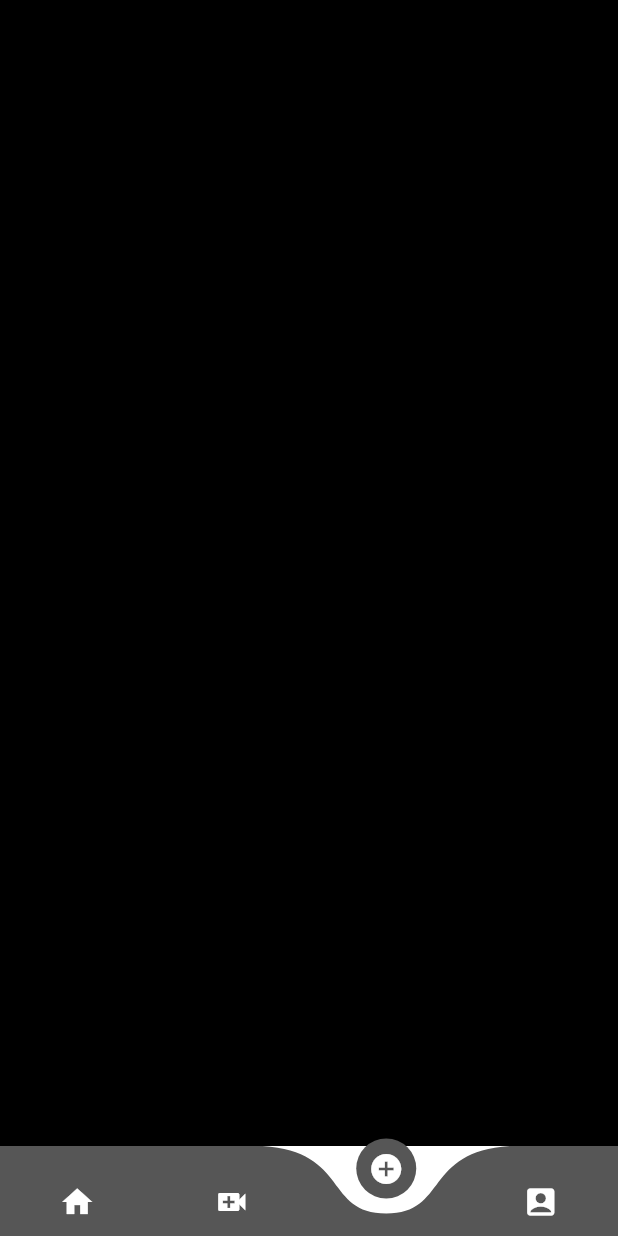
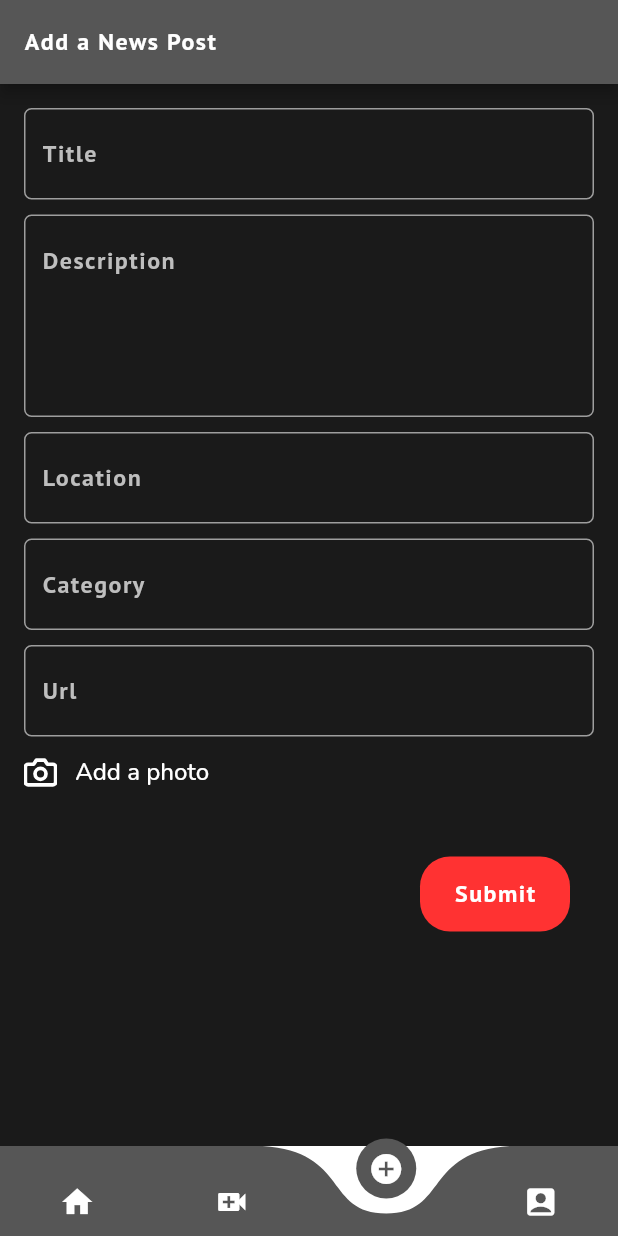
Before and after one commit to Jay4Codes/HackNiche_EnemiesOfSyntax, a Flutter app: the HomeScreen screen opened directly, item 3 of the bottom bar chosen, on a phone screen of 412 x 824 dp. Run offline on Flutter 3.47's test engine with Material 2 defaults, Android fonts, the light colour scheme and no system bars; drawn by our look-alikes of curved_navigation_bar; our stand-ins replace animated_bottom_navigation_bar, animated_splash_screen, file_picker, firebase_core, firebase_messaging, flutter_local_notifications and 8 more; missing offline and left inert: flutter_overlay_loader; accounts and stored records are empty; network calls fail.

Commit message:
Post screen added

```diff
--- a/lib/home/home_screen.dart
+++ b/lib/home/home_screen.dart
@@ -2,9 +2,12 @@ import 'package:animated_bottom_navigation_bar/animated_bottom_navigation_bar.da
 import 'package:curved_navigation_bar/curved_navigation_bar.dart';
 import 'package:flutter/material.dart';
 import 'package:google_fonts/google_fonts.dart';
+import 'package:google_maps_flutter/google_maps_flutter.dart';
 import 'package:hack_niche/home/categories.dart';
 import 'package:hack_niche/home/home_tabs.dart';
+import 'package:hack_niche/screens/post_screen.dart';
 import 'package:hack_niche/screens/videos.dart';
+import 'package:location/location.dart';
 
 class HomeScreen extends StatefulWidget {
   const HomeScreen({super.key});
@@ -15,6 +18,30 @@ class HomeScreen extends StatefulWidget {
 
 class _HomeScreenState extends State<HomeScreen> {
   int? activeIndex;
+  double? latitude;
+  double? longitude;
+  void initializeLocation() async {
+    Location _location = Location();
+    bool? _serviceEnabled;
+    PermissionStatus? _permissionGranted;
+
+    _serviceEnabled = await _location.serviceEnabled();
+    if (!_serviceEnabled) {
+      _serviceEnabled = await _location.requestService();
+    }
+
+    _permissionGranted = await _location.hasPermission();
+    if (_permissionGranted == PermissionStatus.denied) {
+      _permissionGranted = await _location.requestPermission();
+    }
+
+    LocationData _locationData = await _location.getLocation();
+    LatLng currentLatLng =
+        LatLng(_locationData.latitude!, _locationData.latitude!);
+
+    latitude = currentLatLng.latitude;
+    longitude = currentLatLng.longitude;
+  }
 
   @override
   void initState() {
@@ -28,7 +55,7 @@ class _HomeScreenState extends State<HomeScreen> {
   Widget getTab() {
     if (activeIndex == 0) return Categories();
     if (activeIndex == 1) return Videos();
-    if (activeIndex == 2) return Container();
+    if (activeIndex == 2) return PostScreen();
     if (activeIndex == 3) return Container();
 
     return Container();
--- a/lib/map_screen.dart
+++ b/lib/map_screen.dart
@@ -54,7 +54,6 @@ class _MapScreenState extends State<MapScreen> {
   void initState() {
     // TODO: implement initState
     super.initState();
-    initializeLocation();
   }
 
   @override
@@ -64,7 +63,7 @@ class _MapScreenState extends State<MapScreen> {
           child: Stack(
         children: [
           SizedBox(
-            height: MediaQuery.of(context).size.height,
+            height: MediaQuery.of(context).size.height * 0.9,
             child: GoogleMap(
                 initialCameraPosition: _kGooglePlex,
                 mapType: MapType.normal,
--- /dev/null
+++ b/lib/screens/post_screen.dart
@@ -0,0 +1,365 @@
+import 'dart:io';
+
+import 'package:file_picker/file_picker.dart';
+import 'package:flutter/material.dart';
+import 'package:flutter_svg/flutter_svg.dart';
+import 'package:google_fonts/google_fonts.dart';
+import 'package:http/http.dart' as http;
+import 'package:http_parser/http_parser.dart';
+
+class PostScreen extends StatefulWidget {
+  @override
+  _PostScreenState createState() => _PostScreenState();
+}
+
+class _PostScreenState extends State<PostScreen> {
+  final _formKey = GlobalKey<FormState>();
+  String? _description, _title, _category, _url, _location;
+
+  void onAddPhotopressed() async {
+    FilePickerResult? result = await FilePicker.platform.pickFiles(
+      type: FileType.custom,
+      allowedExtensions: ['jpg', 'png', 'jpeg'],
+    );
+    if (result == null) return;
+
+    File selectedFile = File(result.files.single.path!);
+  }
+
+  Future<int> submitSubscription(
+      {File? file, String? filename, String? token}) async {
+    ///MultiPart request
+    var request = http.MultipartRequest(
+      'POST',
+      Uri.parse("https://your api url with endpoint"),
+    );
+    Map<String, String> headers = {
+      "Authorization": "Bearer $token",
+      "Content-type": "multipart/form-data"
+    };
+    request.files.add(
+      http.MultipartFile(
+        'file',
+        file!.readAsBytes().asStream(),
+        file.lengthSync(),
+        filename: filename,
+        contentType: MediaType('image', 'jpeg'),
+      ),
+    );
+    request.headers.addAll(headers);
+    request.fields
+        .addAll({"name": "test", "email": "test@gmail.com", "id": "12345"});
+    print("request: " + request.toString());
+    var res = await request.send();
+    print("This is response:" + res.toString());
+    return res.statusCode;
+  }
+
+  @override
+  Widget build(BuildContext context) {
+    return Scaffold(
+      backgroundColor: Color(0xff1a1a1a),
+      appBar: AppBar(
+        backgroundColor: Color(0xff565656),
+        title: Text(
+          'Add a News Post',
+          style: GoogleFonts.ptSans(
+              textStyle: const TextStyle(
+                  color: Colors.white,
+                  fontSize: 16,
+                  fontWeight: FontWeight.w700,
+                  letterSpacing: 1)),
+        ),
+      ),
+      body: Padding(
+        padding: const EdgeInsets.all(16.0),
+        child: Form(
+          key: _formKey,
+          child: Column(
+            crossAxisAlignment: CrossAxisAlignment.start,
+            children: <Widget>[
+              TextFormField(
+                decoration: InputDecoration(
+                  hintText: 'Title',
+                  hintStyle: GoogleFonts.ptSans(
+                      textStyle: const TextStyle(
+                          color: Color(0xffbebebe),
+                          fontSize: 16,
+                          fontWeight: FontWeight.w700,
+                          letterSpacing: 1)),
+                  errorBorder: OutlineInputBorder(
+                    borderRadius: BorderRadius.circular(5.0),
+                    borderSide: const BorderSide(color: Colors.red),
+                  ),
+                  focusedErrorBorder: OutlineInputBorder(
+                    borderRadius: BorderRadius.circular(5.0),
+                    borderSide: const BorderSide(
+
+                        // color: formKey.currentState!.validate()
+                        //     ? R.colors.blue
+                        //     : R.colors.red),
+                        color: Colors.red),
+                  ),
+                  focusedBorder: OutlineInputBorder(
+                    borderRadius: BorderRadius.circular(5.0),
+                    borderSide: const BorderSide(
+                      color: Colors.blue,
+                    ),
+                  ),
+                  enabledBorder: OutlineInputBorder(
+                    borderSide: const BorderSide(
+                      color: Colors.grey,
+                    ),
+                    borderRadius: BorderRadius.circular(5.0),
+                  ),
+                ),
+                validator: (value) {
+                  if (value!.isEmpty) {
+                    return 'Please enter a description';
+                  }
+                  return null;
+                },
+                onSaved: (value) => _description = value!,
+              ),
+              SizedBox(
+                height: 10,
+              ),
+              TextFormField(
+                maxLines: 5,
+                decoration: InputDecoration(
+                  hintText: 'Description',
+                  hintStyle: GoogleFonts.ptSans(
+                      textStyle: const TextStyle(
+                          color: Color(0xffbebebe),
+                          fontSize: 16,
+                          fontWeight: FontWeight.w700,
+                          letterSpacing: 1)),
+                  errorBorder: OutlineInputBorder(
+                    borderRadius: BorderRadius.circular(5.0),
+                    borderSide: const BorderSide(color: Colors.red),
+                  ),
+                  focusedErrorBorder: OutlineInputBorder(
+                    borderRadius: BorderRadius.circular(5.0),
+                    borderSide: const BorderSide(
+
+                        // color: formKey.currentState!.validate()
+                        //     ? R.colors.blue
+                        //     : R.colors.red),
+                        color: Colors.red),
+                  ),
+                  focusedBorder: OutlineInputBorder(
+                    borderRadius: BorderRadius.circular(5.0),
+                    borderSide: const BorderSide(
+                      color: Colors.blue,
+                    ),
+                  ),
+                  enabledBorder: OutlineInputBorder(
+                    borderSide: const BorderSide(
+                      color: Colors.grey,
+                    ),
+                    borderRadius: BorderRadius.circular(5.0),
+                  ),
+                ),
+                validator: (value) {
+                  if (value!.isEmpty) {
+                    return 'Please enter a title';
+                  }
+                  return null;
+                },
+                onSaved: (value) => _title = value!,
+              ),
+              SizedBox(
+                height: 10,
+              ),
+              TextFormField(
+                decoration: InputDecoration(
+                  hintText: 'Location',
+                  hintStyle: GoogleFonts.ptSans(
+                      textStyle: const TextStyle(
+                          color: Color(0xffbebebe),
+                          fontSize: 16,
+                          fontWeight: FontWeight.w700,
+                          letterSpacing: 1)),
+                  errorBorder: OutlineInputBorder(
+                    borderRadius: BorderRadius.circular(5.0),
+                    borderSide: const BorderSide(color: Colors.red),
+                  ),
+                  focusedErrorBorder: OutlineInputBorder(
+                    borderRadius: BorderRadius.circular(5.0),
+                    borderSide: const BorderSide(
+
+                        // color: formKey.currentState!.validate()
+                        //     ? R.colors.blue
+                        //     : R.colors.red),
+                        color: Colors.red),
+                  ),
+                  focusedBorder: OutlineInputBorder(
+                    borderRadius: BorderRadius.circular(5.0),
+                    borderSide: const BorderSide(
+                      color: Colors.blue,
+                    ),
+                  ),
+                  enabledBorder: OutlineInputBorder(
+                    borderSide: const BorderSide(
+                      color: Colors.grey,
+                    ),
+                    borderRadius: BorderRadius.circular(5.0),
+                  ),
+                ),
+                validator: (value) {
+                  if (value!.isEmpty) {
+                    return 'Please enter a category';
+                  }
+                  return null;
+                },
+                onSaved: (value) => _category = value!,
+              ),
+              SizedBox(
+                height: 10,
+              ),
+              TextFormField(
+                decoration: InputDecoration(
+                  hintText: 'Category',
+                  hintStyle: GoogleFonts.ptSans(
+                      textStyle: const TextStyle(
+                          color: Color(0xffbebebe),
+                          fontSize: 16,
+                          fontWeight: FontWeight.w700,
+                          letterSpacing: 1)),
+                  errorBorder: OutlineInputBorder(
+                    borderRadius: BorderRadius.circular(5.0),
+                    borderSide: const BorderSide(color: Colors.red),
+                  ),
+                  focusedErrorBorder: OutlineInputBorder(
+                    borderRadius: BorderRadius.circular(5.0),
+                    borderSide: const BorderSide(
+
+                        // color: formKey.currentState!.validate()
+                        //     ? R.colors.blue
+                        //     : R.colors.red),
+                        color: Colors.red),
+                  ),
+                  focusedBorder: OutlineInputBorder(
+                    borderRadius: BorderRadius.circular(5.0),
+                    borderSide: const BorderSide(
+                      color: Colors.blue,
+                    ),
+                  ),
+                  enabledBorder: OutlineInputBorder(
+                    borderSide: const BorderSide(
+                      color: Colors.grey,
+                    ),
+                    borderRadius: BorderRadius.circular(5.0),
+                  ),
+                ),
+                validator: (value) {
+                  if (value!.isEmpty) {
+                    return 'Please enter a URL';
+                  }
+                  return null;
+                },
+                onSaved: (value) => _url = value!,
+              ),
+              SizedBox(
+                height: 10,
+              ),
+              TextFormField(
+                decoration: InputDecoration(
+                  hintText: 'Url',
+                  hintStyle: GoogleFonts.ptSans(
+                      textStyle: const TextStyle(
+                          color: Color(0xffbebebe),
+                          fontSize: 16,
+                          fontWeight: FontWeight.w700,
+                          letterSpacing: 1)),
+                  errorBorder: OutlineInputBorder(
+                    borderRadius: BorderRadius.circular(5.0),
+                    borderSide: const BorderSide(color: Colors.red),
+                  ),
+                  focusedErrorBorder: OutlineInputBorder(
+                    borderRadius: BorderRadius.circular(5.0),
+                    borderSide: const BorderSide(
+
+                        // color: formKey.currentState!.validate()
+                        //     ? R.colors.blue
+                        //     : R.colors.red),
+                        color: Colors.red),
+                  ),
+                  focusedBorder: OutlineInputBorder(
+                    borderRadius: BorderRadius.circular(5.0),
+                    borderSide: const BorderSide(
+                      color: Colors.blue,
+                    ),
+                  ),
+                  enabledBorder: OutlineInputBorder(
+                    borderSide: const BorderSide(
+                      color: Colors.grey,
+                    ),
+                    borderRadius: BorderRadius.circular(5.0),
+                  ),
+                ),
+                validator: (value) {
+                  if (value!.isEmpty) {
+                    return 'Please enter a location';
+                  }
+                  return null;
+                },
+                onSaved: (value) => _location = value!,
+              ),
+              TextButton.icon(
+                style: TextButton.styleFrom(
+                  padding: EdgeInsets.zero,
+                ),
+                onPressed: () {
+                  WidgetsBinding.instance.addPostFrameCallback((_) {});
+                  // addImages();
+                },
+                icon: SvgPicture.asset(
+                  'assets/illustrations/camera.svg',
+                  color: Colors.white,
+                  height: 22,
+                ),
+                label: const Text("\tAdd a photo",
+                    style: TextStyle(
+                      color: Colors.white,
+                      fontFamily: 'Nunito',
+                      fontSize: 16,
+                      fontWeight: FontWeight.w500,
+                    )),
+              ),
+              SizedBox(height: 16.0),
+              Row(
+                mainAxisAlignment: MainAxisAlignment.end,
+                children: [
+                  Padding(
+                    padding: const EdgeInsets.all(16.0),
+                    child: InkWell(
+                      child: Container(
+                        height: 50,
+                        width: 100,
+                        decoration: BoxDecoration(
+                            color: Color(0xffff3232),
+                            borderRadius: BorderRadius.circular(20)),
+                        child: Center(
+                          child: Text(
+                            'Submit',
+                            style: GoogleFonts.ptSans(
+                                textStyle: const TextStyle(
+                                    color: Colors.white,
+                                    fontSize: 16,
+                                    fontWeight: FontWeight.w700,
+                                    letterSpacing: 1)),
+                          ),
+                        ),
+                      ),
+                    ),
+                  ),
+                ],
+              ),
+            ],
+          ),
+        ),
+      ),
+    );
+  }
+}
--- a/lib/splash_screen.dart
+++ b/lib/splash_screen.dart
@@ -19,7 +19,7 @@ class _SplashScreenState extends State<SplashScreen> {
     if (GetStorage().read('token') == null) {
       return LoginScreen();
     }
-    return Categories();
+    return HomeScreen();
   }
 
   @override
@@ -33,12 +33,18 @@ class _SplashScreenState extends State<SplashScreen> {
                     text: 'Hack',
                     style: GoogleFonts.ptSans(
                         textStyle: const TextStyle(
-                            color: Colors.blue, fontSize: 32, fontWeight: FontWeight.w700, letterSpacing: 1))),
+                            color: Colors.blue,
+                            fontSize: 32,
+                            fontWeight: FontWeight.w700,
+                            letterSpacing: 1))),
                 TextSpan(
                     text: 'niche',
                     style: GoogleFonts.ptSans(
                         textStyle: const TextStyle(
-                            color: Colors.black, fontSize: 32, fontWeight: FontWeight.w600, letterSpacing: 1)))
+                            color: Colors.black,
+                            fontSize: 32,
+                            fontWeight: FontWeight.w600,
+                            letterSpacing: 1)))
               ]),
             )),
         nextScreen: getInitialRoute());
--- a/pubspec.yaml
+++ b/pubspec.yaml
@@ -52,6 +52,8 @@ dependencies:
   custom_info_window: ^1.0.1
   font_awesome_flutter: ^10.4.0
   location: ^4.4.0
+  file_picker: ^5.2.5
+  flutter_svg: ^1.1.6
 
 dev_dependencies:
   flutter_test:
```
Also changed, not shown: assets/illustrations/camera.svg (added), pubspec.lock.
